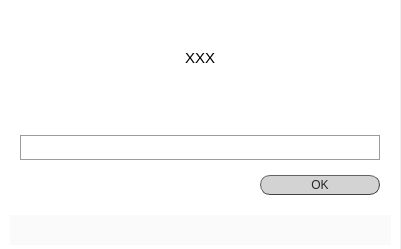
Qt form prompt_user_input.ui (jsanchez679/morphoHeart_rev) before a commit.
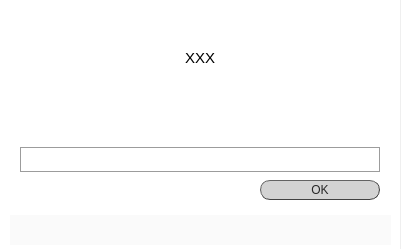
The same form after that commit.

The edit to the form file:
```diff
--- a/prompt_user_input.ui
+++ b/prompt_user_input.ui
@@ -29,7 +29,7 @@
     <property name="geometry">
      <rect>
       <x>260</x>
-      <y>175</y>
+      <y>180</y>
       <width>120</width>
       <height>20</height>
      </rect>
@@ -64,7 +64,7 @@
       <x>20</x>
       <y>45</y>
       <width>360</width>
-      <height>60</height>
+      <height>90</height>
      </rect>
     </property>
     <property name="sizePolicy">
@@ -82,7 +82,7 @@
     <property name="maximumSize">
      <size>
       <width>390</width>
-      <height>60</height>
+      <height>90</height>
      </size>
     </property>
     <property name="styleSheet">
@@ -136,7 +136,7 @@
     <property name="geometry">
      <rect>
       <x>20</x>
-      <y>135</y>
+      <y>147</y>
       <width>360</width>
       <height>25</height>
      </rect>
```
Left out of the diff: 2 changed lines with no effect on the pictures.
